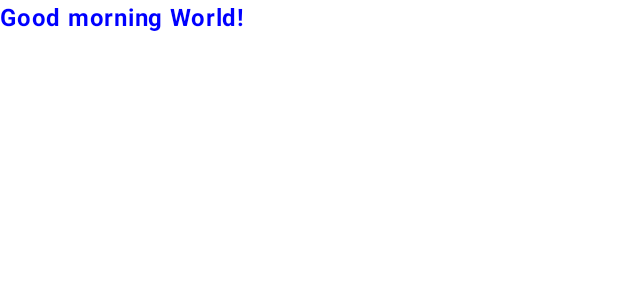
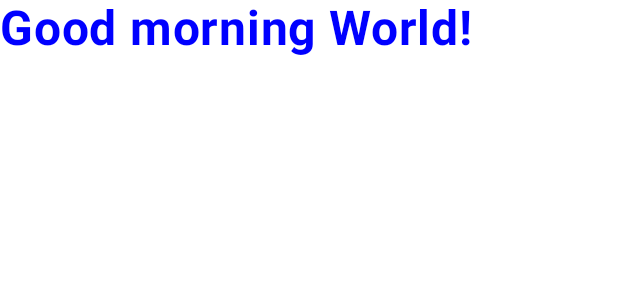
Before and after one commit to vuthithu1506-cloud/HelloAndroidApp, an Android app built with Jetpack Compose: the @Preview function GreetingPreview, on a phone screen of 412 x 824 dp. Shown: the top 300 px of the screen. Run offline under Robolectric (Android 15) with nearby library versions, the phone set to English and light mode, and no system bars.

Commit message:
文字サイズを32spに変更

```diff
--- a/app/src/main/java/jp/techacademy/vuthi/thu/myapplication/MainActivity.kt
+++ b/app/src/main/java/jp/techacademy/vuthi/thu/myapplication/MainActivity.kt
@@ -13,6 +13,7 @@ import androidx.compose.ui.Modifier
 import androidx.compose.ui.graphics.Color
 import androidx.compose.ui.text.font.FontWeight
 import androidx.compose.ui.tooling.preview.Preview
+import androidx.compose.ui.unit.sp
 import jp.techacademy.vuthi.thu.myapplication.ui.theme.MyApplicationTheme
 
 class MainActivity : ComponentActivity() {
@@ -38,6 +39,7 @@ fun Greeting(name: String, modifier: Modifier = Modifier) {
         text = "Good morning $name!",
         color = Color.Blue,
         fontWeight = FontWeight.Bold,
+        fontSize = 32.sp,
         modifier = modifier
     )
 }
```
